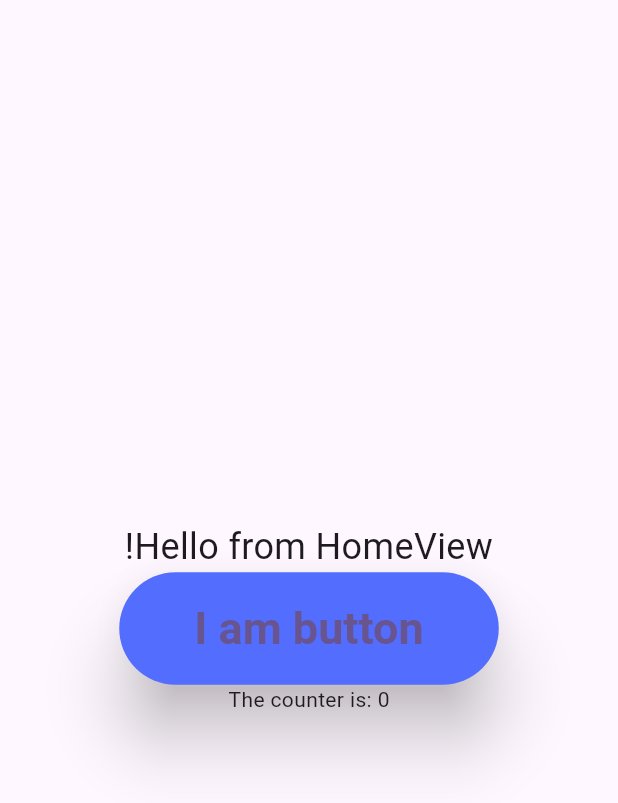
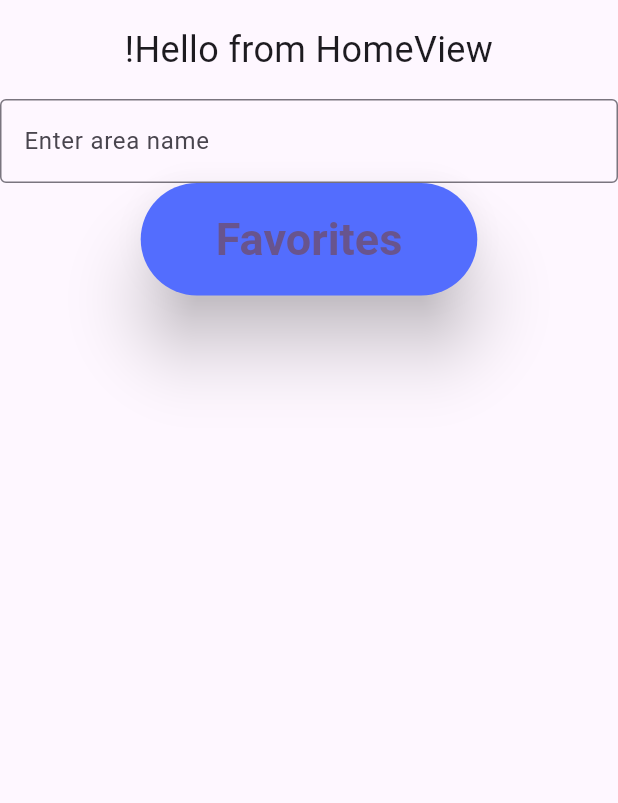
Before and after one commit to osama251/weatherApp, a Flutter app: the screen it shows after launch, on a phone screen of 412 x 824 dp. Shown: the top 803 px of the screen. Run offline on Flutter 3.47's test engine with Material 3 defaults, Android fonts, the phone set to English and light mode, and no system bars.

Commit message:
done with G part, even started with favorites and have a timer that update forecasts every hour

```diff
--- a/lib/Views/CoordinatesView.dart
+++ b/lib/Views/CoordinatesView.dart
@@ -18,7 +18,7 @@ class _CoordinatesState extends State<Coordinatesview>{
   void initState(){
     super.initState();
     final vm = Provider.of<VM>(context, listen:false);
-    futureCoordinates = vm.fetchCoordinates();
+    futureCoordinates = vm.fetchCoordinates('Sigfridstorp');
   }
 
   @override
--- /dev/null
+++ b/lib/Views/HomeView.dart
@@ -0,0 +1,81 @@
+import 'package:flutter/material.dart';
+import 'package:provider/provider.dart';
+import 'package:weather/VM.dart';
+import 'package:weather/Views/CoordinatesView.dart';
+import 'package:weather/Views/FavoriteView.dart';
+import 'package:weather/Views/ForecastView.dart';
+import 'package:weather/Views/SecondView.dart';
+
+class HomeView extends StatefulWidget {
+  const HomeView({super.key});
+  @override
+  State<HomeView> createState() => _MyHomePageState();
+}
+
+
+class _MyHomePageState extends State<HomeView> {
+  String? _placeName;
+
+  @override
+  Widget build(BuildContext context) {
+    final vm = Provider.of<VM>(context);
+    return Scaffold(
+      body: SafeArea(
+        child: SingleChildScrollView(
+          child: Center(
+            child: Column(
+              mainAxisAlignment: MainAxisAlignment.center,
+              children: <Widget>[
+                // if (vm.vmCounter > 3) const Coordinatesview(),
+                const SizedBox(height: 16),
+                const Text(
+                  "Hello from HomeView!",
+                  style: TextStyle(fontSize: 24),
+                  textDirection: TextDirection.rtl,
+                ),
+                const SizedBox(height: 16),
+                TextField(
+                  decoration: InputDecoration(
+                    border: OutlineInputBorder(),
+                    hintText: 'Enter area name',
+                  ),
+                  textInputAction: TextInputAction.done,
+                  onSubmitted: (value) async {
+                    setState(() {
+                      _placeName = value.trim();
+                    });
+                    await vm.startForecastUpdates(value.trim());
+                    //Forecastview(placeName:value);
+                  },
+                ),
+
+                if (_placeName != null && _placeName!.isNotEmpty)
+                  Forecastview(placeName: _placeName!),
+
+                ElevatedButton(
+                  onPressed: () {
+                    Navigator.push(
+                      context,
+                      MaterialPageRoute(builder: (_) => const FavoriteView()),
+                    );
+                  },
+                  style: ElevatedButton.styleFrom(
+                    backgroundColor: Colors.indigoAccent,
+                    padding: const EdgeInsets.symmetric(
+                        horizontal: 50, vertical: 20),
+                    textStyle: const TextStyle(
+                      fontSize: 30,
+                      fontWeight: FontWeight.bold,
+                    ),
+                    elevation: 20,
+                  ),
+                  child: const Text("Favorites"),
+                ),
+              ],
+            ),
+          ),
+        ),
+      ),
+    );
+  }
+}
--- a/lib/Views/TestView.dart
+++ /dev/null
@@ -1,47 +0,0 @@
-import 'package:flutter/material.dart';
-import 'package:provider/provider.dart';
-import 'package:weather/VM.dart';
-import 'package:weather/Views/CoordinatesView.dart';
-import 'package:weather/Views/ForecastView.dart';
-import 'package:weather/Views/SecondView.dart';
-
-class TestView extends StatefulWidget {
-  const TestView({super.key});
-  @override
-  State<TestView> createState() => _MyTestPageState();
-}
-
-
-class _MyTestPageState extends State<TestView> {
-  @override
-  Widget build(BuildContext context) {
-    final vm = Provider.of<VM>(context);
-    return Scaffold(
-      body: Center(
-        child: Column(
-          mainAxisAlignment: MainAxisAlignment.center,
-          children: <Widget>[
-
-            if(vm.vmCounter > 3) const Coordinatesview(),
-            if(vm.vmCounter > 6) const Forecastview(),
-            const Text("Hello from HomeView!", style: TextStyle(fontSize: 24), textDirection: TextDirection.rtl),
-            ElevatedButton(
-              onPressed: () => vm.increment(),
-              style: ElevatedButton.styleFrom(
-                backgroundColor: Colors.indigoAccent,
-                padding: EdgeInsets.symmetric(horizontal:50, vertical:20),
-                textStyle: TextStyle(
-                  fontSize: 30,
-                  fontWeight: FontWeight.bold,
-                ),
-                elevation: 20,
-              ),
-              child: const Text("I am button"),
-            ),
-            Text("The counter is: ${vm.vmCounter}"),
-          ],
-        ),
-      ),
-    );
-  }
-}
--- a/lib/main.dart
+++ b/lib/main.dart
@@ -1,6 +1,6 @@
 import 'package:flutter/material.dart';
 import 'package:weather/Models/Coordinates.dart';
-import 'package:weather/Views/TestView.dart';
+import 'package:weather/Views/HomeView.dart';
 import 'package:weather/VM.dart';
 import 'package:provider/provider.dart';
 
@@ -41,7 +41,7 @@ class MyApp extends StatelessWidget {
         // tested with just a hot reload.
         colorScheme: ColorScheme.fromSeed(seedColor: Colors.deepPurple),
       ),
-      home: const TestView(),
+      home: const HomeView(),
     );
   }
 }
```
Also changed, not shown: lib/Models/ForecastEntry.dart (+19 -9 lines), lib/VM.dart (+56 -25 lines), lib/Views/FavoriteView.dart (added, +49 -0 lines), lib/Views/ForecastView.dart (+20 -36 lines), pubspec.yaml (+12 -1 lines), lib/Icons/cloud.png (added), lib/Icons/cloudsun.png (added), lib/Icons/lightning.png (added), lib/Icons/rain.png (added), lib/Icons/rainsun.png (added), lib/Icons/snow.png (added), lib/Icons/snowsun.png (added), lib/Icons/sun.png (added), lib/Icons/unknown.png (added), 2 more files.
